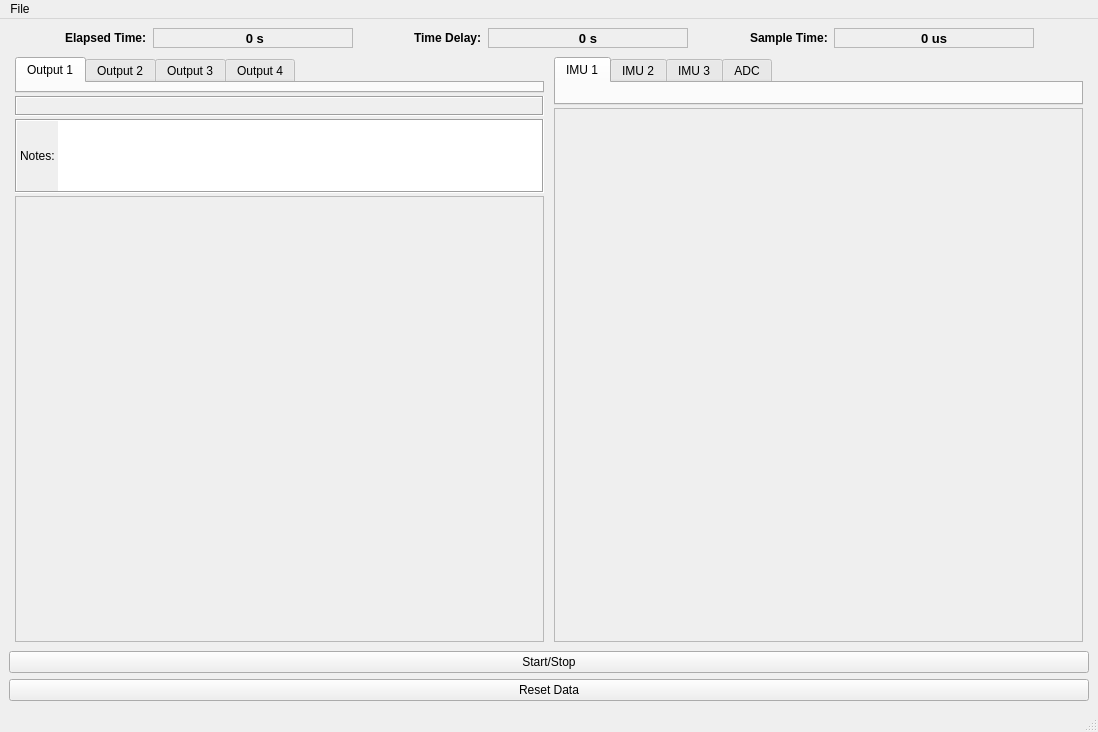
This is uifiles/VibViewWindow.ui in eduardobatista/ActVibSoftware as Qt 5 draws it before an edit. The edited form follows.
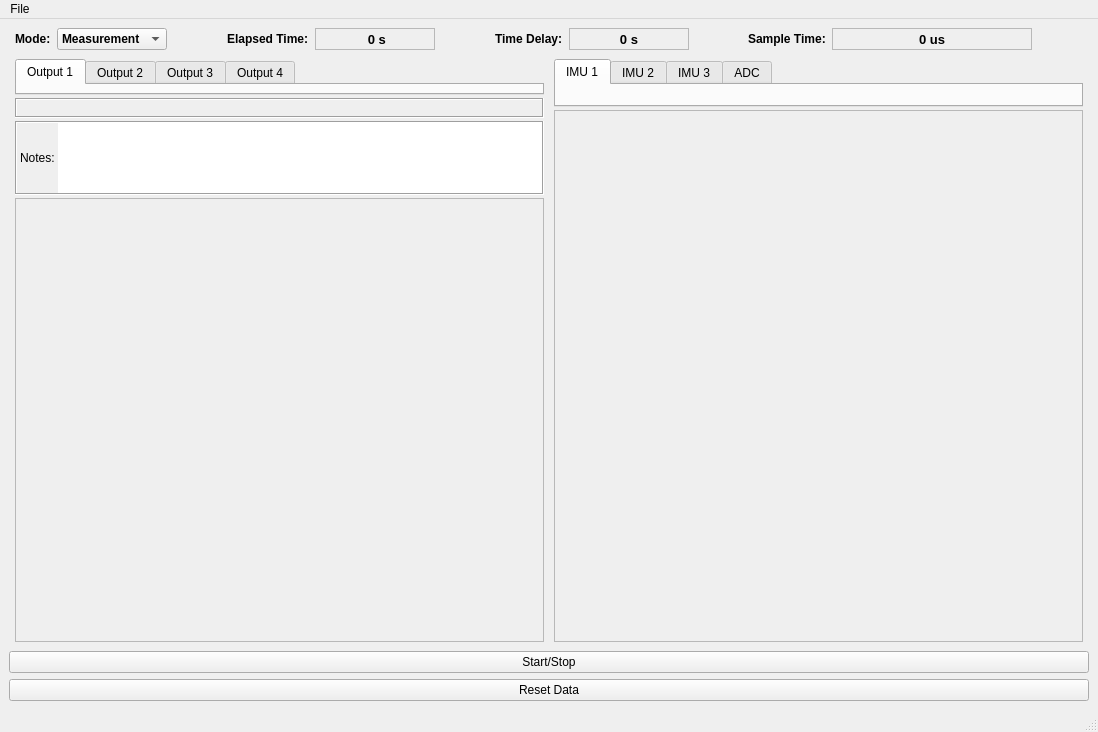
This is the edited form.

Commit message: comboMode added to main ui

Diff of the .ui file:
```diff
--- a/uifiles/VibViewWindow.ui
+++ b/uifiles/VibViewWindow.ui
@@ -40,17 +40,54 @@
       </property>
       <layout class="QHBoxLayout" name="horizontalLayout_3">
        <property name="leftMargin">
-        <number>0</number>
+        <number>6</number>
        </property>
        <property name="topMargin">
         <number>0</number>
        </property>
        <property name="rightMargin">
-        <number>0</number>
+        <number>3</number>
        </property>
        <property name="bottomMargin">
         <number>0</number>
        </property>
+       <item>
+        <widget class="QLabel" name="label_2">
+         <property name="font">
+          <font>
+           <bold>true</bold>
+          </font>
+         </property>
+         <property name="text">
+          <string>Mode:</string>
+         </property>
+        </widget>
+       </item>
+       <item>
+        <widget class="QComboBox" name="comboMode">
+         <property name="minimumSize">
+          <size>
+           <width>110</width>
+           <height>0</height>
+          </size>
+         </property>
+         <property name="font">
+          <font>
+           <bold>true</bold>
+          </font>
+         </property>
+         <item>
+          <property name="text">
+           <string>Measurement</string>
+          </property>
+         </item>
+         <item>
+          <property name="text">
+           <string>Control</string>
+          </property>
+         </item>
+        </widget>
+       </item>
        <item>
         <spacer name="horizontalSpacer_3">
          <property name="orientation">
@@ -86,7 +123,7 @@
          </property>
          <property name="minimumSize">
           <size>
-           <width>200</width>
+           <width>120</width>
            <height>0</height>
           </size>
          </property>
@@ -145,7 +182,7 @@
          </property>
          <property name="minimumSize">
           <size>
-           <width>200</width>
+           <width>120</width>
            <height>0</height>
           </size>
          </property>
```
Left out of the diff: 2 changed lines with no effect on the pictures. The commit also changes 8 other files.
